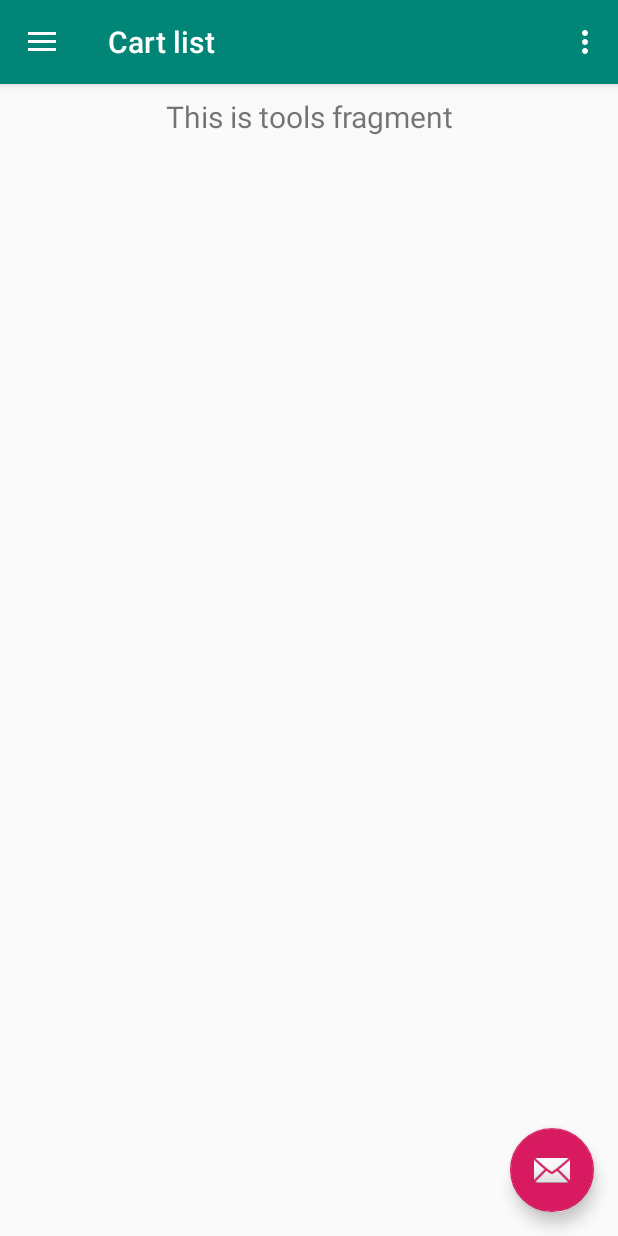
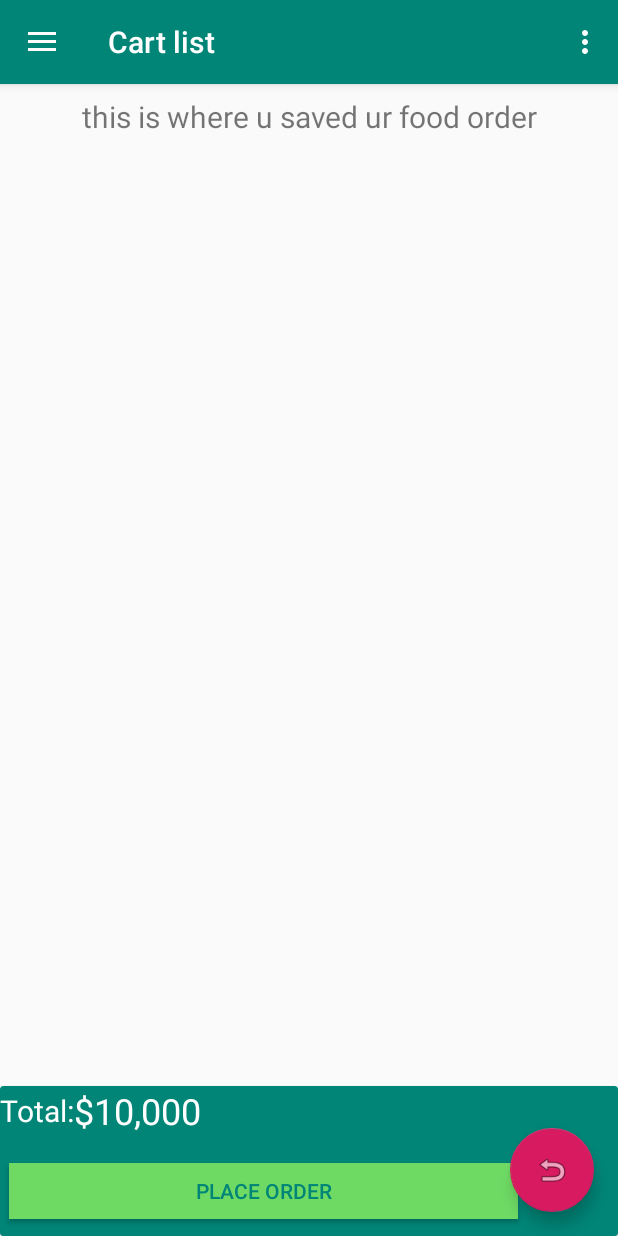
Before and after one commit to RamySy/Project, an Android app: the screen it shows after launch once a user with an empty profile is signed in (MainActivity), in the side drawer, after a tap on "Cart list", on a phone screen of 412 x 824 dp. Run offline under Robolectric (Android 15) with nearby library versions, the phone set to English and light mode, and no system bars; our stand-ins replace ButterKnife, Firebase (no records; nobody signed in at launch, a user with empty details on screens opened directly), navigation-ui.

Commit message:
Additional Layout Coordination

```diff
--- a/app/src/main/java/com/resto/project/MainActivity.java
+++ b/app/src/main/java/com/resto/project/MainActivity.java
@@ -6,6 +6,9 @@ import com.google.android.material.floatingactionbutton.FloatingActionButton;
 import com.google.android.material.snackbar.Snackbar;
 
 import android.view.View;
+import android.view.Menu;
+import android.view.MenuItem;
+import android.content.Intent;
 
 import androidx.navigation.NavController;
 import androidx.navigation.Navigation;
@@ -18,12 +21,23 @@ import androidx.drawerlayout.widget.DrawerLayout;
 
 import androidx.appcompat.app.AppCompatActivity;
 import androidx.appcompat.widget.Toolbar;
+import butterknife.BindView;
+
+import com.google.firebase.auth.AuthResult;
+import com.google.firebase.auth.FirebaseAuth;
 
 import android.view.Menu;
+import android.widget.Button;
 
 public class MainActivity extends AppCompatActivity {
 
     private AppBarConfiguration mAppBarConfiguration;
+
+    /*@BindView(R.id.sign_out)
+    Button signOut;*/
+
+    private FirebaseAuth firebaseAuth;
+    private FirebaseAuth.AuthStateListener fireAuthListener;
 
     @Override
     protected void onCreate(Bundle savedInstanceState) {
@@ -32,10 +46,15 @@ public class MainActivity extends AppCompatActivity {
         Toolbar toolbar = findViewById(R.id.toolbar);
         setSupportActionBar(toolbar);
         FloatingActionButton fab = findViewById(R.id.fab);
+        firebaseAuth = FirebaseAuth.getInstance();
         fab.setOnClickListener(new View.OnClickListener() {
+
             @Override
             public void onClick(View view) {
-                Snackbar.make(view, "Replace with your own action", Snackbar.LENGTH_LONG)
+                firebaseAuth.signOut();
+                MainActivity.this.startActivity(new Intent(MainActivity.this, Login.class));
+                MainActivity.this.finish();
+                Snackbar.make(view, "u have been signed out", Snackbar.LENGTH_LONG)
                         .setAction("Action", null).show();
             }
         });
@@ -66,4 +85,24 @@ public class MainActivity extends AppCompatActivity {
         return NavigationUI.navigateUp(navController, mAppBarConfiguration)
                 || super.onSupportNavigateUp();
     }
+
+   /* @Override
+    public boolean onNavigationItemSelected(MenuItem item) {
+        int id = item.getItemId();
+        if (id == R.id.sign_out) {
+            firebaseAuth.signOut();
+            onResume();
+        }
+        startActivity(new Intent(MainActivity.this, Login.class));
+        return true;
+    }*/
+
+    /*@Override
+    public boolean onOptionsItemSelected(MenuItem menuItem) {
+        if (menuItem.getItemId() == R.id.sign_out) {
+            firebaseAuth.signOut();
+            return true;
+        }
+        return super.onOptionsItemSelected(menuItem);
+    }*/
 }
--- a/app/src/main/java/com/resto/project/ui/tools/ToolsViewModel.java
+++ b/app/src/main/java/com/resto/project/ui/tools/ToolsViewModel.java
@@ -10,7 +10,7 @@ public class ToolsViewModel extends ViewModel {
 
     public ToolsViewModel() {
         mText = new MutableLiveData<>();
-        mText.setValue("This is tools fragment");
+        mText.setValue("this is where u saved ur food order");
     }
 
     public LiveData<String> getText() {
--- a/app/src/main/res/layout/app_bar_main.xml
+++ b/app/src/main/res/layout/app_bar_main.xml
@@ -28,6 +28,6 @@
         android:layout_height="wrap_content"
         android:layout_gravity="bottom|end"
         android:layout_margin="@dimen/fab_margin"
-        app:srcCompat="@android:drawable/ic_dialog_email" />
+        app:srcCompat="@android:drawable/ic_menu_revert" />
 
 </androidx.coordinatorlayout.widget.CoordinatorLayout>
--- a/app/src/main/res/layout/fragment_home.xml
+++ b/app/src/main/res/layout/fragment_home.xml
@@ -1,5 +1,5 @@
 <?xml version="1.0" encoding="utf-8"?>
-<androidx.constraintlayout.widget.ConstraintLayout xmlns:android="http://schemas.android.com/apk/res/android"
+<androidx.cardview.widget.CardView xmlns:android="http://schemas.android.com/apk/res/android"
     xmlns:app="http://schemas.android.com/apk/res-auto"
     android:layout_width="match_parent"
     android:layout_height="match_parent">
@@ -16,4 +16,29 @@
         app:layout_constraintEnd_toEndOf="parent"
         app:layout_constraintStart_toStartOf="parent"
         app:layout_constraintTop_toTopOf="parent" />
-</androidx.constraintlayout.widget.ConstraintLayout>
+
+    <RelativeLayout
+        android:layout_width="match_parent"
+        android:layout_height="match_parent">
+
+        <ImageView
+            android:id="@+id/menu_image"
+            android:layout_width="match_parent"
+            android:layout_height="234dp"
+            android:scaleType="centerCrop"
+            android:src="@drawable/burger" />
+
+        <TextView
+            android:id="@+id/menu_name"
+            android:layout_width="match_parent"
+            android:layout_height="wrap_content"
+            android:layout_alignParentBottom="true"
+            android:layout_marginBottom="342dp"
+            android:background="#4f0e0d0e"
+            android:gravity="center"
+            android:text="Name of Menu"
+            android:textColor="@android:color/white"
+            android:textSize="20sp" />
+
+    </RelativeLayout>
+</androidx.cardview.widget.CardView>
--- a/app/src/main/res/layout/fragment_tools.xml
+++ b/app/src/main/res/layout/fragment_tools.xml
@@ -1,5 +1,5 @@
 <?xml version="1.0" encoding="utf-8"?>
-<androidx.constraintlayout.widget.ConstraintLayout xmlns:android="http://schemas.android.com/apk/res/android"
+<RelativeLayout xmlns:android="http://schemas.android.com/apk/res/android"
     xmlns:app="http://schemas.android.com/apk/res-auto"
     android:layout_width="match_parent"
     android:layout_height="match_parent">
@@ -16,4 +16,64 @@
         app:layout_constraintEnd_toEndOf="parent"
         app:layout_constraintStart_toStartOf="parent"
         app:layout_constraintTop_toTopOf="parent" />
-</androidx.constraintlayout.widget.ConstraintLayout>
+
+    <androidx.recyclerview.widget.RecyclerView
+        android:layout_width="match_parent"
+        android:layout_height="match_parent"
+        android:id="@+id/listCart"
+        android:background="@android:color/transparent"/>
+
+    <androidx.cardview.widget.CardView
+        android:layout_alignParentBottom="true"
+        app:cardBackgroundColor="@color/colorPrimary"
+        android:layout_width="match_parent"
+        android:layout_height="100dp">
+
+        <RelativeLayout
+            android:layout_width="match_parent"
+            android:layout_height="match_parent">
+
+            <LinearLayout
+                android:layout_width="wrap_content"
+                android:layout_height="wrap_content"
+                android:layout_marginBottom="8dp"
+                android:orientation="horizontal"
+                android:gravity="center_vertical"
+                >
+
+                <TextView
+                    android:text="Total:"
+                    android:textSize="20sp"
+                    android:textColor="@android:color/white"
+                    android:layout_width="wrap_content"
+                    android:layout_height="wrap_content" />
+
+                <TextView
+                    android:text="$10,000"
+                    android:id="@+id/total"
+                    android:textSize="24sp"
+                    android:textColor="@android:color/white"
+                    android:layout_width="wrap_content"
+                    android:layout_height="wrap_content" />
+
+            </LinearLayout>
+
+            <Button
+                android:id="@+id/btnPlaceOrder"
+                android:layout_width="339dp"
+                android:layout_height="37dp"
+                android:layout_alignParentBottom="true"
+                android:layout_alignParentLeft="true"
+                android:layout_alignParentStart="true"
+                android:layout_marginBottom="11dp"
+                android:layout_marginLeft="6dp"
+                android:layout_marginStart="6dp"
+                android:background="#6eda64"
+                android:text="PLACE ORDER"
+                android:textColor="@color/colorPrimary" />
+
+
+        </RelativeLayout>
+
+    </androidx.cardview.widget.CardView>
+</RelativeLayout>
--- a/app/src/main/res/menu/activity_main_drawer.xml
+++ b/app/src/main/res/menu/activity_main_drawer.xml
@@ -33,4 +33,5 @@
                 android:title="@string/menu_send" />
 
 
+
 </menu>
```
